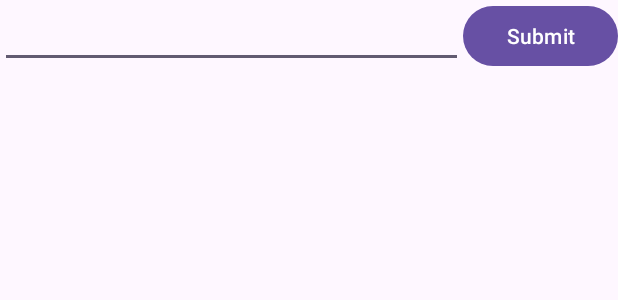
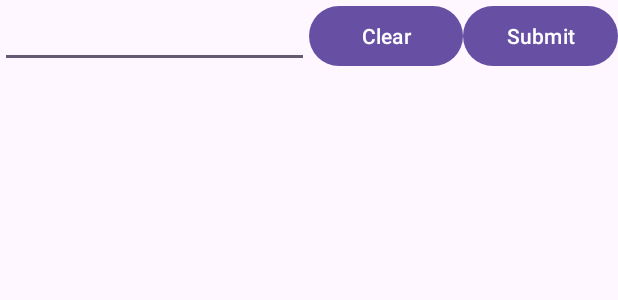
Before and after one commit to enfycius/Taewan, an Android app: the layout activity_main.xml on its own in the app's theme, with its tools: preview values and no code run, on a phone screen of 412 x 824 dp. Shown: the top 300 px of the screen. Run offline under Robolectric (Android 15) with nearby library versions, the light colour scheme and no system bars; network calls fail.

Commit message:
Add Clear Btn

```diff
--- a/6.5/app/src/main/res/layout/activity_main.xml
+++ b/6.5/app/src/main/res/layout/activity_main.xml
@@ -18,8 +18,15 @@
         <EditText
             android:id="@+id/urlEdit"
             android:layout_width="0dp"
-            android:layout_weight="3"
+            android:layout_weight="2"
             android:layout_height="wrap_content" />
+
+        <Button
+            android:id="@+id/clearBtn"
+            android:layout_width="0dp"
+            android:text="Clear"
+            android:layout_height="wrap_content"
+            android:layout_weight="1" />
 
         <Button
             android:id="@+id/submit"
```
Also changed, not shown: 6.5/app/src/main/java/com/example/imagedownloader/MainActivity.java (+8 -0 lines).
